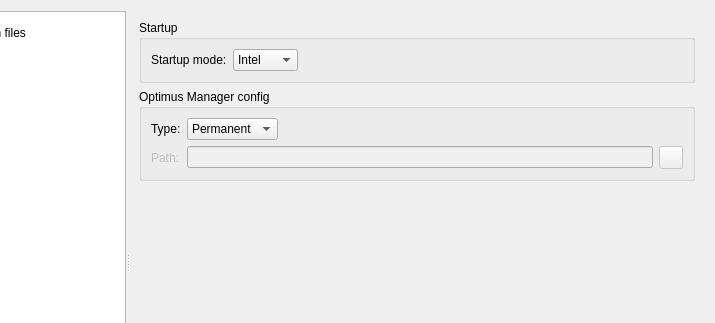
Qt form src/settingsdialog.ui (Shatur/optimus-manager-qt) before a commit; both pictures show x 85 to 800 and y 0 to 323 of the 800 by 552 pixel window.
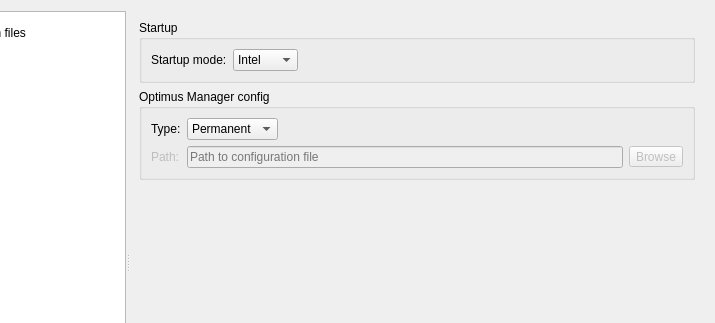
The same form after that commit. The open tabs and pages were chosen to show the change. Icons and pictures are not drawn.

Commit message: Add tolltips for temporary configuration file settings

What changed in the file:
```diff
--- a/src/settingsdialog.ui
+++ b/src/settingsdialog.ui
@@ -449,6 +449,12 @@
              <property name="enabled">
               <bool>false</bool>
              </property>
+             <property name="toolTip">
+              <string>&lt;html&gt;&lt;head/&gt;&lt;body&gt;&lt;p&gt;Path to configuration file that will be loaded&lt;/p&gt;&lt;p&gt;If such a file does not exist, then it will be created automatically&lt;/p&gt;&lt;/body&gt;&lt;/html&gt;</string>
+             </property>
+             <property name="placeholderText">
+              <string>Path to configuration file</string>
+             </property>
             </widget>
            </item>
            <item row="1" column="2">
@@ -457,7 +463,7 @@
               <bool>false</bool>
              </property>
              <property name="text">
-              <string/>
+              <string>Browse</string>
              </property>
              <property name="icon">
               <iconset theme="folder">
```
Left out of the diff: 6 changed lines with no effect on the pictures. The commit also changes 8 other files.
